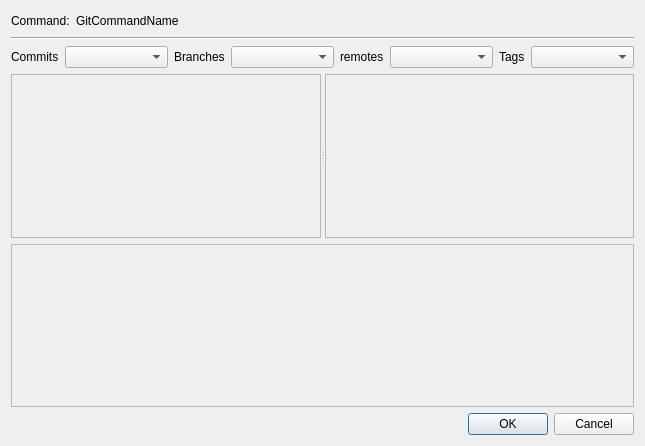
bainonline/teamgit, file ui/guifycommand.ui: the form before one commit.
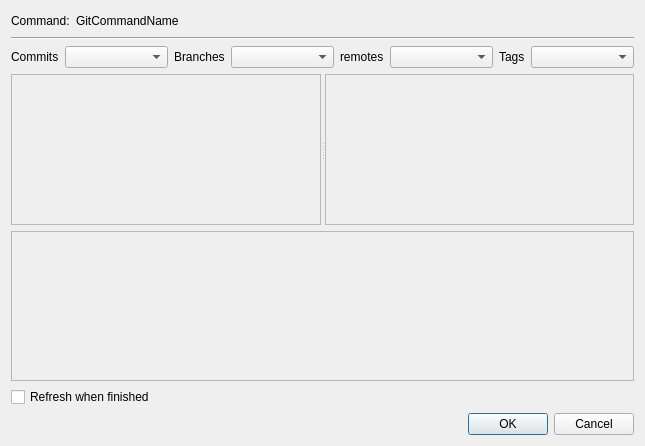
The form after the commit.

Commit message: Added  refresh checkbox to guify command dialog

Diff of the .ui file:
```diff
--- a/ui/guifycommand.ui
+++ b/ui/guifycommand.ui
@@ -183,6 +183,13 @@
      </layout>
     </widget>
    </item>
+   <item>
+    <widget class="QCheckBox" name="refreshCheckBox" >
+     <property name="text" >
+      <string>Refresh when finished</string>
+     </property>
+    </widget>
+   </item>
    <item>
     <widget class="QDialogButtonBox" name="buttonBox" >
      <property name="standardButtons" >
```
